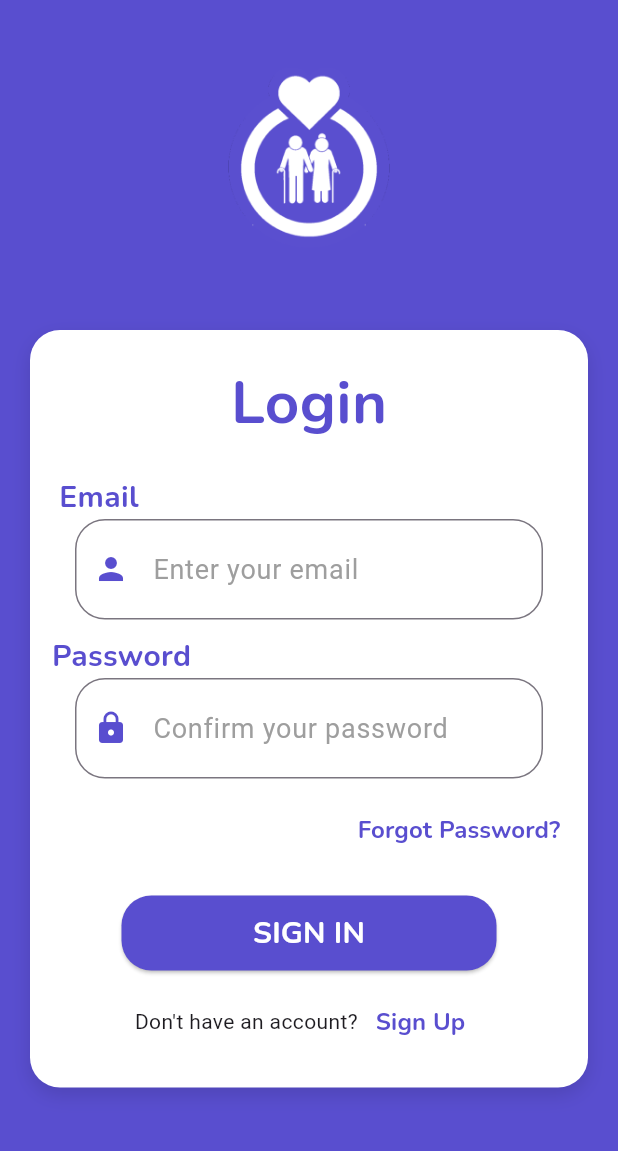
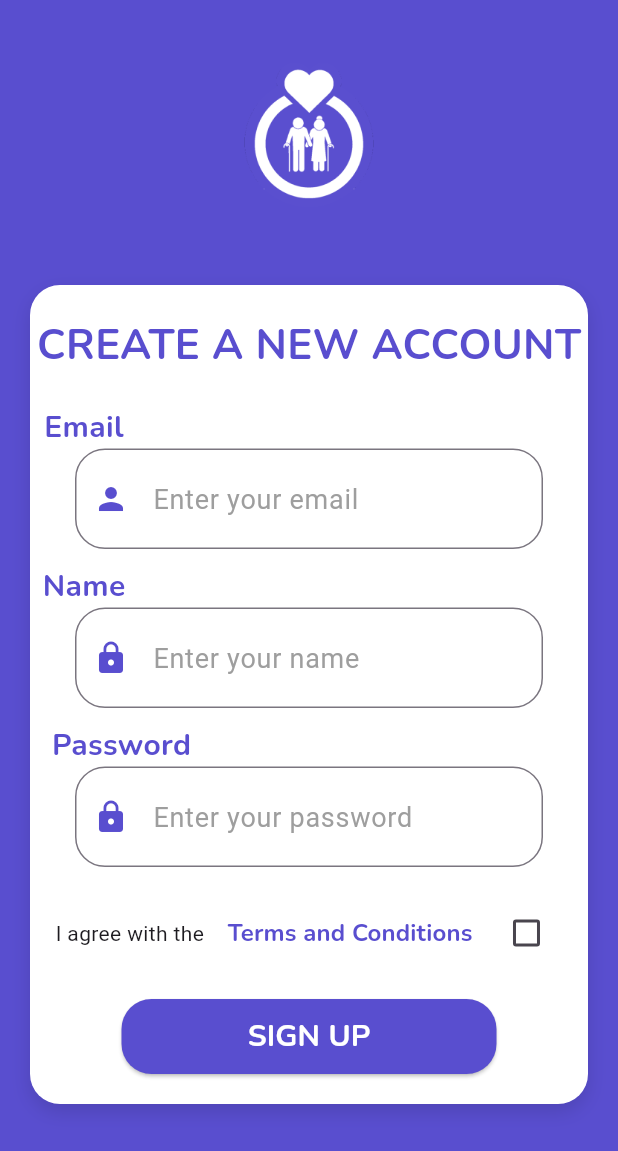
Before and after one commit to OneUp-WS71/mobile-application, a Flutter app: the screen it shows after launch, after a tap on "Sign Up", on a phone screen of 412 x 824 dp. Shown: the top 1151 px of the screen. Run offline on Flutter 3.47's test engine with Material 3 defaults, Android fonts, the phone set to English and light mode, and no system bars; our stand-ins replace animated_splash_screen.

Commit message:
feat: add routes login with register

```diff
--- a/lib/main.dart
+++ b/lib/main.dart
@@ -2,6 +2,7 @@ import 'package:flutter/material.dart';
 import 'package:mobile_application/splash_screen.dart';
 import 'package:mobile_application/security/presentation/register/terms_condition_screen.dart';
 import 'package:mobile_application/security/presentation/login/login_screen.dart';
+import 'package:mobile_application/security/presentation/register/register_keeper_screen.dart';
 void main() {
   runApp(const MyApp());
 }
@@ -18,9 +19,10 @@ class MyApp extends StatelessWidget {
         colorScheme: ColorScheme.fromSeed(seedColor: Colors.deepPurple),
         useMaterial3: true,
       ),
-      home: //SplashScreen(),
+      home: SplashScreen(),
       //TermsConditionScreen(),
-      LoginScreen(),
+      //LoginScreen(),
+      //RegisterKeeperScreen(),
 
     );
   }
--- a/lib/security/presentation/login/login_screen.dart
+++ b/lib/security/presentation/login/login_screen.dart
@@ -1,5 +1,6 @@
 import 'package:flutter/material.dart';
 import 'package:mobile_application/common/styles/styles.dart';
+import 'package:mobile_application/security/presentation/register/register_keeper_screen.dart';
 
 class LoginScreen extends StatelessWidget {
   const LoginScreen({Key? key}) : super(key: key);
@@ -186,7 +187,14 @@ class LoginScreen extends StatelessWidget {
                             'Don\'t have an account?',
                           ),
                           TextButton(
-                            onPressed: (){},
+                            onPressed: (){
+                              Navigator.push(
+                                context,
+                                MaterialPageRoute(
+                                  builder: (context) => const RegisterKeeperScreen(),
+                                ),
+                              );
+                            },
                             child: Text(
                               'Sign Up',
                               style: TextStyle(
--- /dev/null
+++ b/lib/security/presentation/register/register_keeper_screen.dart
@@ -0,0 +1,254 @@
+import 'package:flutter/material.dart';
+import 'package:mobile_application/common/styles/styles.dart';
+import 'package:mobile_application/security/presentation/register/terms_condition_screen.dart';
+
+class RegisterKeeperScreen extends StatelessWidget {
+  const RegisterKeeperScreen({Key? key}) : super(key: key);
+
+  @override
+  Widget build(BuildContext context) {
+    bool isChecked = false;
+
+    return Container(
+        decoration: BoxDecoration(
+            color: Styles.primaryColor),
+        child: Scaffold(
+            backgroundColor: Colors.transparent,
+            body: Form(
+              child: ListView(
+                children: [
+                  const SizedBox(height: 30),
+                  const Row(
+                    mainAxisAlignment: MainAxisAlignment.center,
+                    children: [
+                      SizedBox(
+                        width: 250,
+                        height: 120,
+                        child: Image(
+                          image: AssetImage('assets/icons/logo-elderlycare.png'),
+                          fit: BoxFit.contain,
+                        ),
+                      ),
+                    ],
+                  ),
+                  const SizedBox(height: 20),
+                  Padding(
+                    padding:EdgeInsets.all(20),
+                    child: Container(
+                      decoration: BoxDecoration(
+                        color: Colors.white,
+                        borderRadius: BorderRadius.circular(20),
+                        boxShadow: const[
+                          BoxShadow(
+                              color: Colors.black12,
+                              blurRadius: 10,
+                              offset: Offset(0,5)
+                          ),
+                        ],
+                      ),
+                      child: Column(
+                        children: [
+                          const SizedBox(height: 20),
+                          Text(
+                            'CREATE A NEW ACCOUNT',
+                            style: TextStyle(
+                              fontSize: 28,
+                              fontFamily: Styles.headingFont,
+                              fontWeight: FontWeight.bold,
+                              color: Styles.primaryColor,
+                            ),
+                          ),
+                          const SizedBox(height: 20),
+                          Padding(
+                            padding:EdgeInsets.only(right: 300),
+                            child: Text(
+                              'Email',
+                              style: TextStyle(
+                                fontSize: 20,
+                                fontFamily: Styles.headingFont,
+                                fontWeight: FontWeight.bold,
+                                color: Styles.primaryColor,
+                              ),
+                            ),
+                          ),
+                          Padding(
+                              padding: const EdgeInsets.symmetric(
+                                  vertical: 0, horizontal: 30),
+                              child: TextFormField(
+                                maxLines: 1,
+                                decoration: InputDecoration(
+                                  hintText: 'Enter your email',
+                                  prefixIcon: Icon(
+                                    Icons.person,
+                                    color: Styles.primaryColor,
+                                  ),
+                                  contentPadding: EdgeInsets.all(20),
+                                  hintStyle:  const TextStyle(
+                                    color: Colors.grey,
+                                    fontSize: 18,
+                                  ),
+                                  border: OutlineInputBorder(
+                                    borderRadius: BorderRadius.circular(20),
+                                  ),
+                                  focusedBorder: OutlineInputBorder(
+                                    borderRadius: BorderRadius.circular(20),
+                                    borderSide: BorderSide(
+                                      color: Styles.primaryColor,
+                                    ),
+                                  ),
+                                ),
+                              )
+
+                          ),
+                          const SizedBox(height: 10),
+                          Padding(
+                            padding:EdgeInsets.only(right: 300),
+                            child: Text(
+                              'Name',
+                              style: TextStyle(
+                                fontSize: 20,
+                                fontFamily: Styles.headingFont,
+                                fontWeight: FontWeight.bold,
+                                color: Styles.primaryColor,
+                              ),
+                            ),
+                          ),
+                          Padding(
+                            padding: const EdgeInsets.symmetric(
+                                vertical: 0, horizontal: 30),
+                            child: TextFormField(
+                              maxLines: 1,
+                              decoration: InputDecoration(
+                                hintText: 'Enter your name',
+                                prefixIcon: Icon(
+                                  Icons.lock,
+                                  color: Styles.primaryColor,
+                                ),
+                                contentPadding: EdgeInsets.all(20),
+                                hintStyle: const TextStyle(
+                                  color: Colors.grey,
+                                  fontSize: 18,
+                                ),
+                                border: OutlineInputBorder(
+                                  borderRadius: BorderRadius.circular(20),
+                                ),
+                                focusedBorder: OutlineInputBorder(
+                                  borderRadius: BorderRadius.circular(20),
+                                  borderSide: BorderSide(
+                                    color: Styles.primaryColor,
+                                  ),
+                                ),
+                              ),
+                            ),
+                          ),
+                          const SizedBox(height: 10),
+                          Padding(
+                            padding:EdgeInsets.only(right: 250),
+                            child: Text(
+                              'Password',
+                              style: TextStyle(
+                                fontSize: 20,
+                                fontFamily: Styles.headingFont,
+                                fontWeight: FontWeight.bold,
+                                color: Styles.primaryColor,
+                              ),
+                            ),
+                          ),
+                          Padding(
+                            padding: const EdgeInsets.symmetric(
+                                vertical: 0, horizontal: 30),
+                            child: TextFormField(
+                              maxLines: 1,
+                              decoration: InputDecoration(
+                                hintText: 'Enter your password',
+                                prefixIcon: Icon(
+                                  Icons.lock,
+                                  color: Styles.primaryColor,
+                                ),
+                                contentPadding: EdgeInsets.all(20),
+                                hintStyle: const TextStyle(
+                                  color: Colors.grey,
+                                  fontSize: 18,
+                                ),
+                                border: OutlineInputBorder(
+                                  borderRadius: BorderRadius.circular(20),
+                                ),
+                                focusedBorder: OutlineInputBorder(
+                                  borderRadius: BorderRadius.circular(20),
+                                  borderSide: BorderSide(
+                                    color: Styles.primaryColor,
+                                  ),
+                                ),
+                              ),
+                            ),
+                          ),
+                          const SizedBox(height: 20),
+                          Row(
+                              mainAxisAlignment: MainAxisAlignment.center,
+                              crossAxisAlignment: CrossAxisAlignment.center,
+                              children:[
+                                Text(
+                                  'I agree with the ',
+                                ),
+                                TextButton(
+                                  onPressed: (){
+                                    Navigator.push(
+                                      context,
+                                      MaterialPageRoute(builder: (context) =>  TermsConditionScreen()),
+                                    );
+                                  },
+                                  child: Text(
+                                    'Terms and Conditions',
+                                    style: TextStyle(
+                                      color: Styles.primaryColor,
+                                      fontSize: 16,
+                                      fontFamily: Styles.headingFont,
+                                      fontWeight: FontWeight.bold,
+                                    ),
+                                  ),
+                                ),
+                                Checkbox(
+                                  checkColor: Styles.primaryColor,
+                                  value: isChecked,
+                                  onChanged: (bool? value) {
+                                    isChecked = value!;
+                                  },
+                                ),
+                              ]
+                          ),
+                          const SizedBox(height: 20),
+                          Container(
+                            width: 250,
+                            height: 50,
+                            child: ElevatedButton(
+                              onPressed: (){},
+                              child: Text(
+                                'SIGN UP',
+                                style: TextStyle(
+                                  color: Colors.white,
+                                  fontSize: 20,
+                                  fontFamily: Styles.headingFont,
+                                  fontWeight: FontWeight.bold,
+                                ),
+                              ),
+                              style: ElevatedButton.styleFrom(
+                                backgroundColor: Styles.primaryColor,
+                                shape: RoundedRectangleBorder(
+                                  borderRadius: BorderRadius.circular(20),
+                                ),
+                              ),
+                            ),
+                          ),
+                          const SizedBox(height: 20),
+
+                        ],
+                      ),
+                    ),
+                  ) ,
+                ],
+              ),
+            )
+        )
+    );
+  }
+}
--- a/lib/splash_screen.dart
+++ b/lib/splash_screen.dart
@@ -20,7 +20,7 @@ class SplashScreen extends StatelessWidget {
           ],
         ),
         backgroundColor: Styles.primaryColor,
-        duration: 3000,
+        duration: 2000,
         nextScreen: const LoginScreen(),
       splashIconSize: 300,
       splashTransition: SplashTransition.fadeTransition,
```
